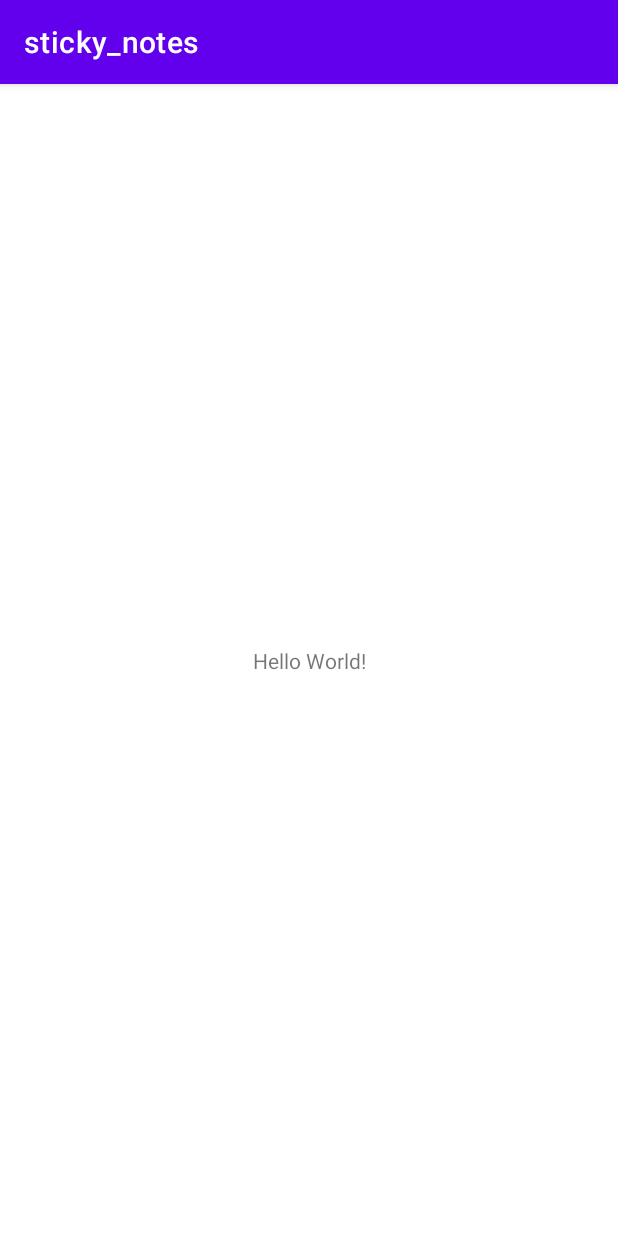
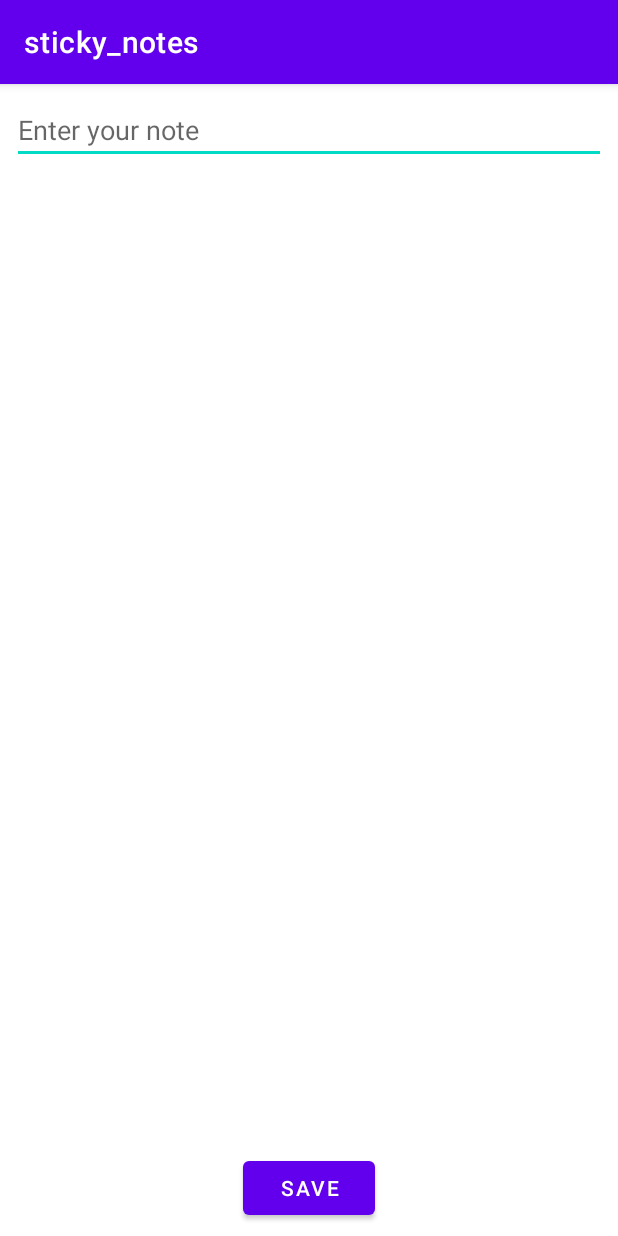
Before and after one commit to jaspreetsidhu3/sticky-notes, an Android app: the screen it shows after launch (MainActivity), on a phone screen of 412 x 824 dp. Run offline under Robolectric (Android 15) with nearby library versions, the light colour scheme and no system bars.

Commit message:
Added DataLayer and MainActivity design

```diff
--- a/app/src/main/java/com/example/sticky_notes/MainActivity.java
+++ b/app/src/main/java/com/example/sticky_notes/MainActivity.java
@@ -3,12 +3,31 @@ package com.example.sticky_notes;
 import androidx.appcompat.app.AppCompatActivity;
 
 import android.os.Bundle;
+import android.view.View;
+import android.widget.Button;
+import android.widget.EditText;
+
+import com.example.sticky_notes.DataLayer.Data;
 
 public class MainActivity extends AppCompatActivity {
+    private EditText edtNote;
+    private Button btnSave;
+    private Data data;
 
     @Override
     protected void onCreate(Bundle savedInstanceState) {
         super.onCreate(savedInstanceState);
         setContentView(R.layout.activity_main);
+        edtNote = findViewById(R.id.edtNote);
+        btnSave = findViewById(R.id.save);
+        data = new Data(getApplicationContext());
+
+
+        btnSave.setOnClickListener(new View.OnClickListener() {
+            @Override
+            public void onClick(View v) {
+
+            }
+        });
     }
 }
--- a/app/src/main/res/layout/activity_main.xml
+++ b/app/src/main/res/layout/activity_main.xml
@@ -4,15 +4,24 @@
     xmlns:tools="http://schemas.android.com/tools"
     android:layout_width="match_parent"
     android:layout_height="match_parent"
+    android:padding="12px"
     tools:context=".MainActivity">
 
-    <TextView
+    <EditText
+        android:layout_width="match_parent"
+        android:layout_height="wrap_content"
+        android:hint="Enter your note"
+        app:layout_constraintLeft_toLeftOf="parent"
+        android:id="@+id/edtNote"
+        app:layout_constraintTop_toTopOf="parent" />
+
+    <Button
+        android:id="@+id/save"
         android:layout_width="wrap_content"
         android:layout_height="wrap_content"
-        android:text="Hello World!"
+        android:text="Save"
         app:layout_constraintBottom_toBottomOf="parent"
-        app:layout_constraintLeft_toLeftOf="parent"
-        app:layout_constraintRight_toRightOf="parent"
-        app:layout_constraintTop_toTopOf="parent" />
+        app:layout_constraintEnd_toEndOf="parent"
+        app:layout_constraintStart_toStartOf="parent"></Button>
 
 </androidx.constraintlayout.widget.ConstraintLayout>
```
Also changed, not shown: app/src/main/java/com/example/sticky_notes/DataLayer/Data.java (added, +50 -0 lines).
